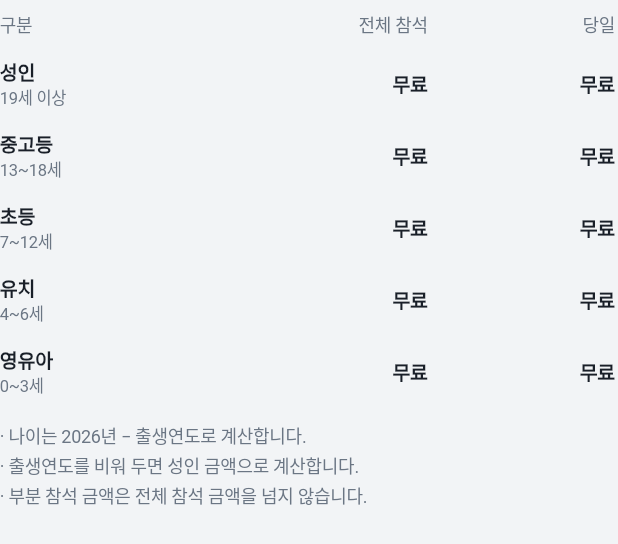
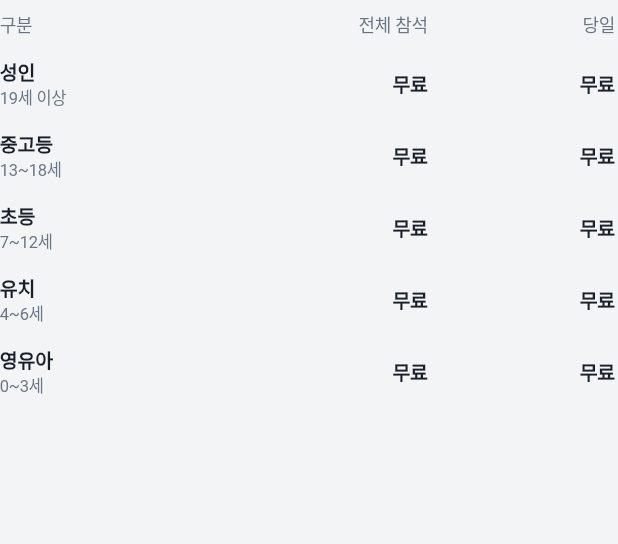
Before and after one commit to yjchae/room-assignment, a Flutter app: the _FeeTable widget shown alone on an empty page, opened directly with empty values, on a phone screen of 412 x 824 dp. Shown: the top 544 px of the screen. Run offline on Flutter 3.47's test engine with Material 3 defaults, Android fonts, the phone set to English and light mode, and no system bars; our stand-ins replace file_picker, supabase_flutter; accounts and stored records are empty; network calls fail; Roboto replaces fonts that are missing (Pretendard).

Commit message:
회비표 아래에는 회비 안내 문구 칸의 글만 그대로 표시
- 자동 안내(나이 설명·부분 참석 상한·무료 날·할인·가족당 금액 등)와 글머리표 제거
- 문구가 비면 아무것도 표시하지 않음, 설정 칸의 자동 문구 힌트 제거
- PLAN_GATHERING §28.1, CLAUDE.md, 테스트 갱신

Co-Authored-By: Claude Opus 5.5 <noreply@anthropic.com>
Claude-Session: https://claude.ai/code/session_013HjGLr2xWGVeG6JHqN4T1i

```diff
--- a/lib/main_public.dart
+++ b/lib/main_public.dart
@@ -354,50 +354,6 @@ class _FeeTable extends StatelessWidget {
       ),
     );
 
-    // 그 날 지정한 당일 금액 '성인 10,000원 · 중고등 5,000원'. 표에 보이는 구분 중 지정한 게 없으면 null.
-    String? dayPriceText(DateTime d) {
-      final m = f.pricesOn(d) ?? const {};
-      final parts = [
-        for (final ag in byAge ? f.groups : [unknown])
-          if (m[ag] case final v?) '${f.labelOf(ag)} ${money(v)}',
-      ];
-      return parts.isEmpty ? null : parts.join(' · ');
-    }
-
-    // 운영자 문구가 없을 때 보이는 자동 안내.
-    final autoNotes = [
-      if (byAge) '나이는 ${g.start.year}년 − 출생연도로 계산합니다.',
-      if (byAge && !g.requires('birthYear'))
-        '출생연도를 비워 두면 ${f.labelOf(unknown)} 금액으로 계산합니다.',
-      if (f.fullDiscountPct > 0 && !dateless)
-        '전체 참석 금액은 전체 참석 할인 ${f.fullDiscountPct}%가 반영된 금액입니다.',
-      if (dateless)
-        ...[]
-      else if (separate) ...[
-        '참가비와 숙박비를 따로 받습니다. 숙박비는 묵는 밤마다 받습니다.',
-        '부분 참석 참가비는 전체 참석 금액을 넘지 않습니다.',
-      ] else
-        '부분 참석 금액은 전체 참석 금액을 넘지 않습니다.',
-      for (final e in f.early)
-        '사전등록 할인: ${mdw(daysBefore(g.start, e.fromDays))} ~ '
-            '${mdw(daysBefore(g.start, e.toDays))} 신청 시 ${e.pct}%',
-      if (f.perRegistration > 0)
-        dateless
-            ? '가족(신청 1건)당 ${won(f.perRegistration)}이 더해집니다. 모두 미참가면 받지 않습니다.'
-            : '가족(신청 1건)당 ${won(f.perRegistration)}이 더해집니다.',
-      if (n > 0 && !dateless)
-        for (final d in g.days)
-          if (g.isOff(d))
-            ...[]
-          else if (f.isFreeDay(d))
-            separate
-                ? '${mdw(d)} 참가비는 무료입니다 (숙박하면 숙박비는 받습니다).'
-                : '${mdw(d)} 하루만 당일로 오면 무료입니다 (이 날을 포함해 1박 이상이면 위 금액).'
-          else if (dayPriceText(d) case final t?)
-            // 날짜별 당일 금액 (§27.1). 지정한 구분만, 표 순서로.
-            '${mdw(d)} ${separate ? '하루 참가' : '당일'}: $t',
-    ];
-
     return Column(
       crossAxisAlignment: CrossAxisAlignment.stretch,
       children: [
@@ -464,27 +420,19 @@ class _FeeTable extends StatelessWidget {
               ),
           ],
         ),
-        const SizedBox(height: 8),
-        for (final line in [
-          // 운영자가 적은 회비 안내 문구가 있으면 그 문구만 줄마다 보인다 (§27.2·§28.1) —
-          // 아래 자동 안내(부분 참석 상한·무료 날·할인…)는 운영자가 문구에 직접 적는다.
-          // (안쪽 for·if 를 ...[] 로 감싼다 — 그냥 두면 아래 else 가 안쪽 `if (l…)` 에 붙어
-          // 문구가 없는 기존 집회에서 자동 안내가 사라진다.)
-          if (g.feeNote case final note? when note.trim().isNotEmpty) ...[
-            for (final l in note.split('\n'))
-              if (l.trim().isNotEmpty) l,
-          ] else ...[
-            ...autoNotes,
-          ],
-        ])
+        // 회비표 아래에는 운영자가 [회비 안내 문구] 칸에 적은 글만 그대로 보인다 (§28.1).
+        // 앱이 만드는 자동 안내·글머리표는 넣지 않는다 — 비워 두면 아무것도 없다 (사용자 결정).
+        if (g.feeNote case final note? when note.trim().isNotEmpty) ...[
+          const SizedBox(height: 8),
           Text(
-            '· $line',
+            note,
             style: const TextStyle(
               fontSize: 12,
               color: AppColors.textMuted,
               height: 1.6,
             ),
           ),
+        ],
       ],
     );
   }
--- a/lib/screens/gathering_settings.dart
+++ b/lib/screens/gathering_settings.dart
@@ -1777,32 +1777,21 @@ class _GatheringSettingsScreenState extends State<GatheringSettingsScreen> {
     );
   }
 
-  /// 회비 안내 문구 (§27.2·§28.1). 적으면 신청 웹 회비표 아래 자동 안내를 통째로 바꾼다. 주인만 고친다.
-  Widget _feeNoteField(Gathering x) {
-    final top = x.fee.unknownGroup; // 출생연도 모름(0) → 성인
-    final auto = x.asks('birthYear')
-        ? [
-            '나이는 ${x.start.year}년 − 출생연도로 계산합니다.',
-            if (!x.requires('birthYear'))
-              '출생연도를 비워 두면 ${fee['label:${top.name}']?.text.trim() ?? x.fee.labelOf(top)} 금액으로 계산합니다.',
-          ].join('\n')
-        : '출생연도를 받지 않아 자동 문구가 없습니다.';
-    return TextField(
+  /// 회비 안내 문구 (§27.2·§28.1). 신청 웹 회비표 아래에는 이 칸의 글만 보인다. 주인만 고친다.
+  Widget _feeNoteField(Gathering x) => TextField(
     controller: feeNote,
     readOnly: !owner,
     minLines: 2,
     maxLines: 6,
     decoration: InputDecoration(
       labelText: '회비 안내 문구',
-        hintText: auto,
       alignLabelWithHint: true,
       helperText: owner
-            ? '적어 두면 신청 웹 회비표 아래에 이 문구만 줄마다 보입니다 — 부분 참석·무료 날·할인 같은 자동 안내도 빠지니 필요하면 직접 적으세요. 비워 두면 자동 안내가 나갑니다.'
+          ? '신청 웹 회비표 아래에 여기 적은 글만 그대로 보입니다. 비워 두면 아무것도 보이지 않습니다.'
           : '집회관리자만 고칠 수 있습니다.',
       helperMaxLines: 3,
     ),
   );
-  }
 
   Widget _card(String title, List<Widget> children) => Padding(
     padding: const EdgeInsets.only(bottom: 16),
```
Also changed, not shown: 4 other files. Lines whose indentation alone changed are shown as unchanged.
